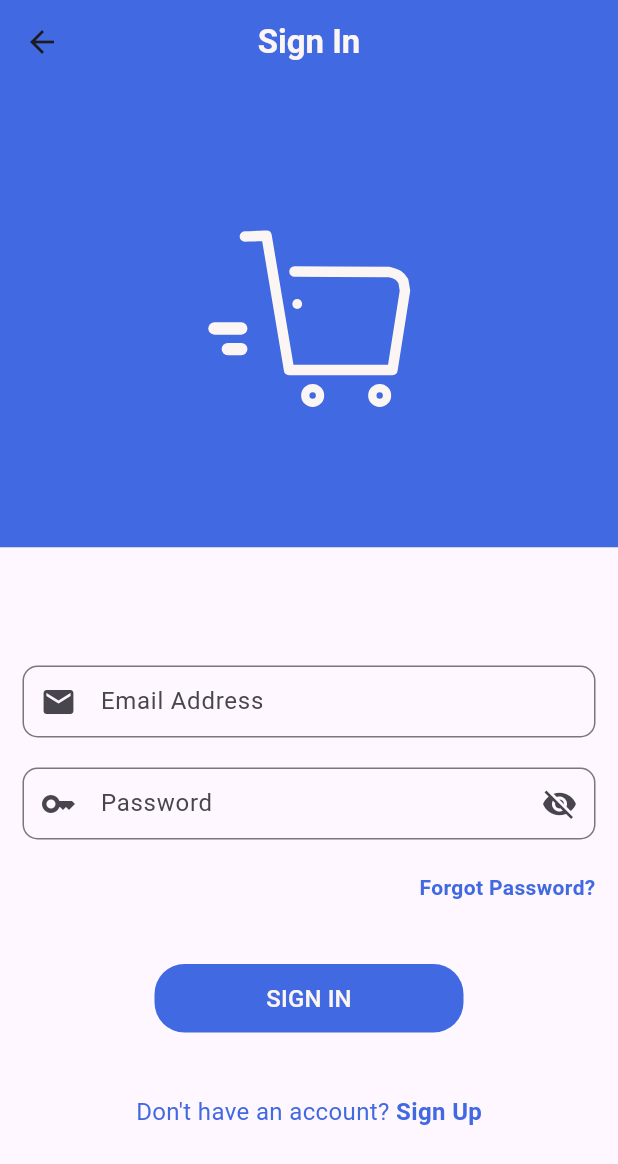
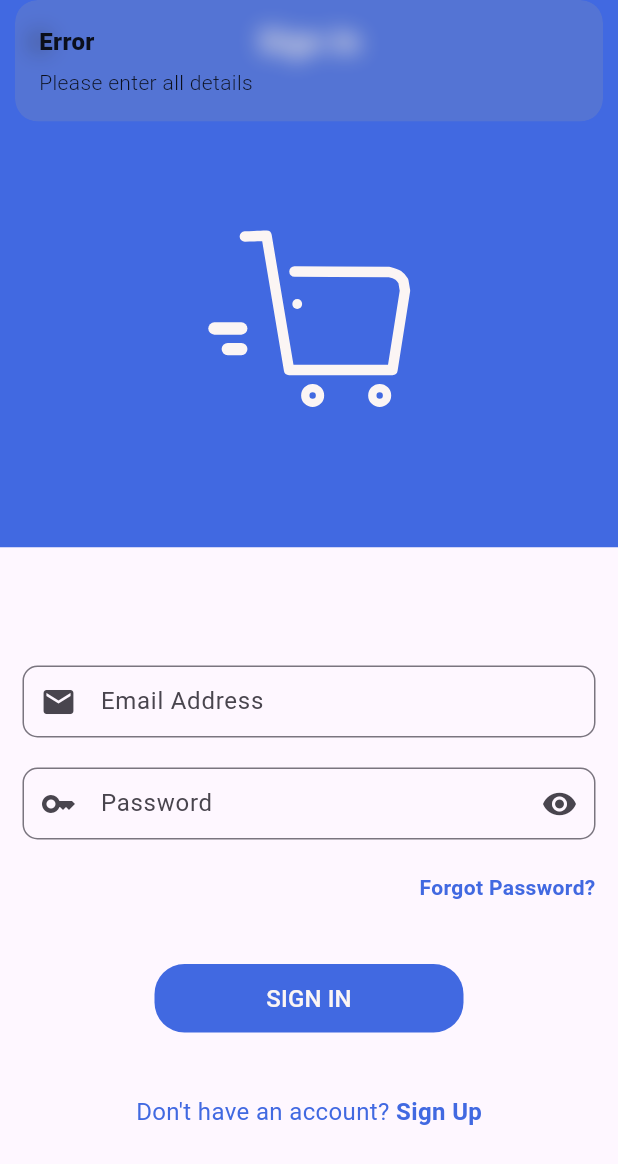
Before and after one commit to hashirSoomro/E-Commerce_App, a Flutter app: the SignInScreen screen opened directly, after a tap on "SIGN IN", on a phone screen of 412 x 824 dp. Shown: the top 1164 px of the screen. Run offline on Flutter 3.47's test engine with Material 3 defaults, Android fonts, the phone set to English and light mode, and no system bars; our stand-ins replace cloud_firestore, firebase_auth, firebase_core, flutter_easyloading, flutter_keyboard_visibility, get and 2 more; accounts and stored records are empty.

Commit message:
Create sign in method
Create sign in method.

```diff
--- /dev/null
+++ b/lib/controllers/sign-in-contoller.dart
@@ -0,0 +1,38 @@
+// ignore_for_file: file_names, unused_field, body_might_complete_normally_nullable, unused_local_variable
+
+import 'package:cloud_firestore/cloud_firestore.dart';
+import 'package:firebase_auth/firebase_auth.dart';
+import 'package:flutter_easyloading/flutter_easyloading.dart';
+import 'package:get/get.dart';
+
+import '../utils/app-constant.dart';
+
+class SignInController extends GetxController {
+  final FirebaseAuth _auth = FirebaseAuth.instance;
+  final FirebaseFirestore _firestore = FirebaseFirestore.instance;
+
+  // for password visibility
+  var isPasswordVisible = false.obs;
+
+  Future<UserCredential?> signInMethod(
+    String userEmail,
+    String userPassword,
+  ) async {
+    try {
+      EasyLoading.show(status: "Please wait");
+      UserCredential userCredential = await _auth.signInWithEmailAndPassword(
+        email: userEmail,
+        password: userPassword,
+      );
+
+      EasyLoading.dismiss();
+      return userCredential;
+    } on FirebaseAuthException catch (e) {
+      EasyLoading.dismiss();
+      Get.snackbar("Error", "$e",
+          snackPosition: SnackPosition.BOTTOM,
+          backgroundColor: AppConstant.appSecondaryColor,
+          colorText: AppConstant.appTextColor);
+    }
+  }
+}
--- a/lib/screens/auth-ui/sign-in-screen.dart
+++ b/lib/screens/auth-ui/sign-in-screen.dart
@@ -1,5 +1,8 @@
-// ignore_for_file: avoid_unnecessary_containers, prefer_const_constructors, prefer_const_literals_to_create_immutables
+// ignore_for_file: avoid_unnecessary_containers, prefer_const_constructors, prefer_const_literals_to_create_immutables, unused_local_variable
 
+import 'package:e_comm/controllers/sign-in-contoller.dart';
+import 'package:e_comm/screens/user-panel/main-screen.dart';
+import 'package:firebase_auth/firebase_auth.dart';
 import 'package:flutter/material.dart';
 import 'package:flutter/widgets.dart';
 import 'package:flutter_keyboard_visibility/flutter_keyboard_visibility.dart';
@@ -17,6 +20,10 @@ class SignInScreen extends StatefulWidget {
 }
 
 class _SignInScreenState extends State<SignInScreen> {
+  final SignInController signInController = Get.put(SignInController());
+  TextEditingController userEmail = TextEditingController();
+  TextEditingController userPassword = TextEditingController();
+
   @override
   Widget build(BuildContext context) {
     return KeyboardVisibilityBuilder(builder: (context, isKeyboardVisible) {
@@ -49,6 +56,7 @@ class _SignInScreenState extends State<SignInScreen> {
                   child: Padding(
                     padding: const EdgeInsets.all(10.0),
                     child: TextFormField(
+                      controller: userEmail,
                       cursorColor: AppConstant.appSecondaryColor,
                       keyboardType: TextInputType.emailAddress,
                       decoration: InputDecoration(
@@ -64,18 +72,29 @@ class _SignInScreenState extends State<SignInScreen> {
                   width: Get.width,
                   child: Padding(
                       padding: const EdgeInsets.all(10.0),
-                    child: TextFormField(
+                      child: Obx(
+                        () => TextFormField(
+                          controller: userPassword,
+                          obscureText: signInController.isPasswordVisible.value,
                           cursorColor: AppConstant.appSecondaryColor,
                           keyboardType: TextInputType.visiblePassword,
                           decoration: InputDecoration(
                               hintText: "Password",
                               prefixIcon: Icon(Icons.key),
-                          suffixIcon: Icon(Icons.visibility_off),
-                          contentPadding: EdgeInsets.only(top: 2.0, left: 8.0),
+                              suffixIcon: GestureDetector(
+                                  onTap: () {
+                                    signInController.isPasswordVisible.toggle();
+                                  },
+                                  child:
+                                      signInController.isPasswordVisible.value
+                                          ? Icon(Icons.visibility_off)
+                                          : Icon(Icons.visibility)),
+                              contentPadding:
+                                  EdgeInsets.only(top: 2.0, left: 8.0),
                               border: OutlineInputBorder(
                                   borderRadius: BorderRadius.circular(10))),
                         ),
-                  )),
+                      ))),
               SizedBox(
                 height: Get.height / 70,
               ),
@@ -105,7 +124,46 @@ class _SignInScreenState extends State<SignInScreen> {
                       style: TextStyle(
                           color: AppConstant.appTextColor, fontSize: 16),
                     ),
-                    onPressed: () {},
+                    onPressed: () async {
+                      String email = userEmail.text.trim();
+                      String password = userPassword.text.trim();
+
+                      if (email.isEmpty || password.isEmpty) {
+                        Get.snackbar("Error", "Please enter all details");
+                      } else {
+                        UserCredential? userCredential = await signInController
+                            .signInMethod(email, password);
+
+                        if (userCredential != null) {
+                          if (userCredential.user!.emailVerified) {
+                            Get.snackbar(
+                              "Success",
+                              "Login successful!",
+                              snackPosition: SnackPosition.BOTTOM,
+                              backgroundColor: AppConstant.appSecondaryColor,
+                              colorText: AppConstant.appTextColor,
+                            );
+                            Get.offAll(() => MainScreen());
+                          } else {
+                            Get.snackbar(
+                              "Error",
+                              "Please verify your email before login",
+                              snackPosition: SnackPosition.BOTTOM,
+                              backgroundColor: AppConstant.appSecondaryColor,
+                              colorText: AppConstant.appTextColor,
+                            );
+                          }
+                        } else {
+                          Get.snackbar(
+                            "Error",
+                            "Please try again",
+                            snackPosition: SnackPosition.BOTTOM,
+                            backgroundColor: AppConstant.appSecondaryColor,
+                            colorText: AppConstant.appTextColor,
+                          );
+                        }
+                      }
+                    },
                   ),
                 ),
               ),
--- a/lib/screens/user-panel/main-screen.dart
+++ b/lib/screens/user-panel/main-screen.dart
@@ -1,4 +1,8 @@
+// ignore_for_file: prefer_const_constructors
+
 import 'package:e_comm/screens/auth-ui/welcome-screen.dart';
+import 'package:firebase_auth/firebase_auth.dart';
+import 'package:firebase_core/firebase_core.dart';
 import 'package:flutter/material.dart';
 import 'package:flutter/services.dart';
 import 'package:flutter/widgets.dart';
@@ -23,7 +27,9 @@ class MainScreen extends StatelessWidget {
           GestureDetector(
             onTap: () async {
               GoogleSignIn googleSignIn = GoogleSignIn();
+              FirebaseAuth _auth = FirebaseAuth.instance;
 
+              await _auth.signOut();
               await googleSignIn.signOut();
               Get.offAll(() => WelcomeScreen());
             },
```
Lines whose indentation alone changed are shown as unchanged.
